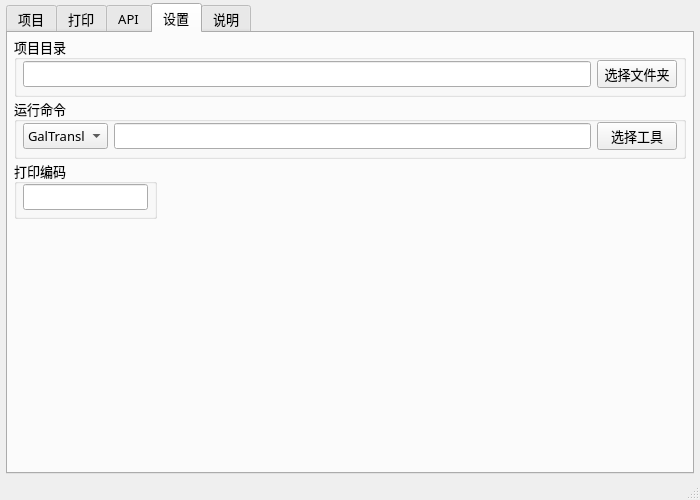
This is ui_transManager.ui in satan53x/TransManager as Qt 5 draws it before an edit. The edited form follows.
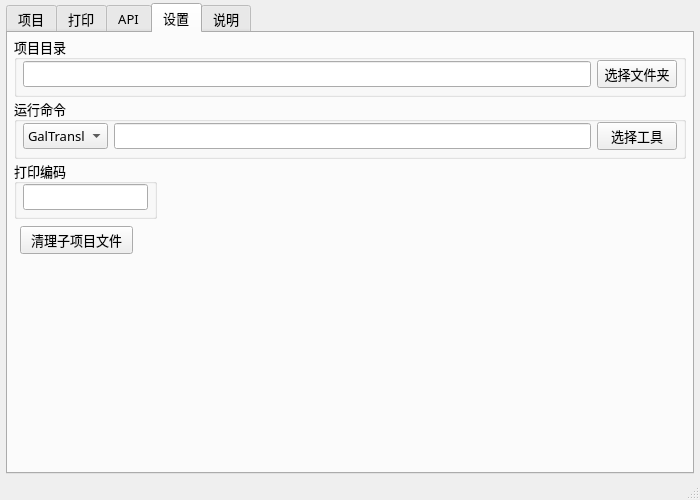
This is the edited form. The open tabs and pages were chosen to show the change.

```diff
--- a/ui_transManager.ui
+++ b/ui_transManager.ui
@@ -459,6 +459,44 @@
           </layout>
          </widget>
         </item>
+        <item>
+         <widget class="QWidget" name="widget_5" native="true">
+          <layout class="QHBoxLayout" name="horizontalLayout_8" stretch="0,0">
+           <property name="leftMargin">
+            <number>6</number>
+           </property>
+           <property name="topMargin">
+            <number>6</number>
+           </property>
+           <property name="rightMargin">
+            <number>6</number>
+           </property>
+           <property name="bottomMargin">
+            <number>6</number>
+           </property>
+           <item>
+            <widget class="QPushButton" name="clearProjsButton">
+             <property name="text">
+              <string>  清理子项目文件  </string>
+             </property>
+            </widget>
+           </item>
+           <item>
+            <spacer name="horizontalSpacer_2">
+             <property name="orientation">
+              <enum>Qt::Horizontal</enum>
+             </property>
+             <property name="sizeHint" stdset="0">
+              <size>
+               <width>40</width>
+               <height>20</height>
+              </size>
+             </property>
+            </spacer>
+           </item>
+          </layout>
+         </widget>
+        </item>
         <item>
          <spacer name="verticalSpacer">
           <property name="orientation">
```
